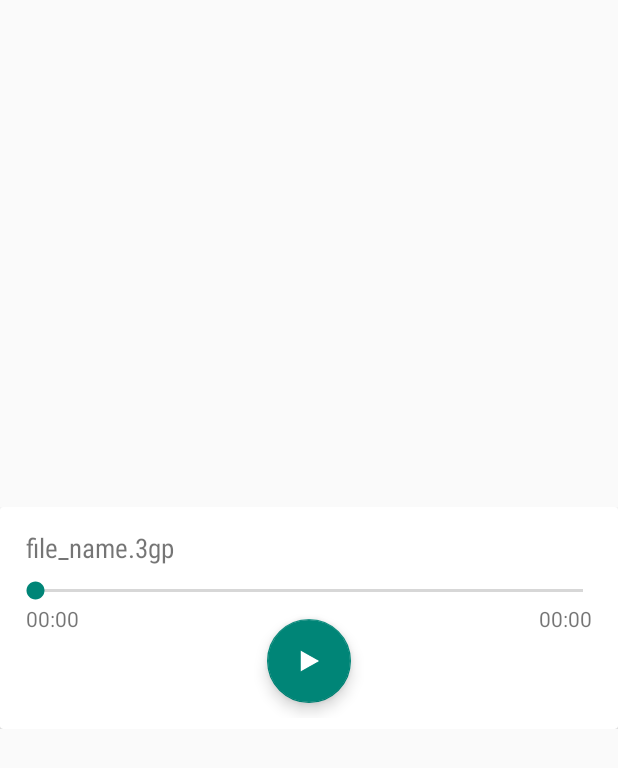
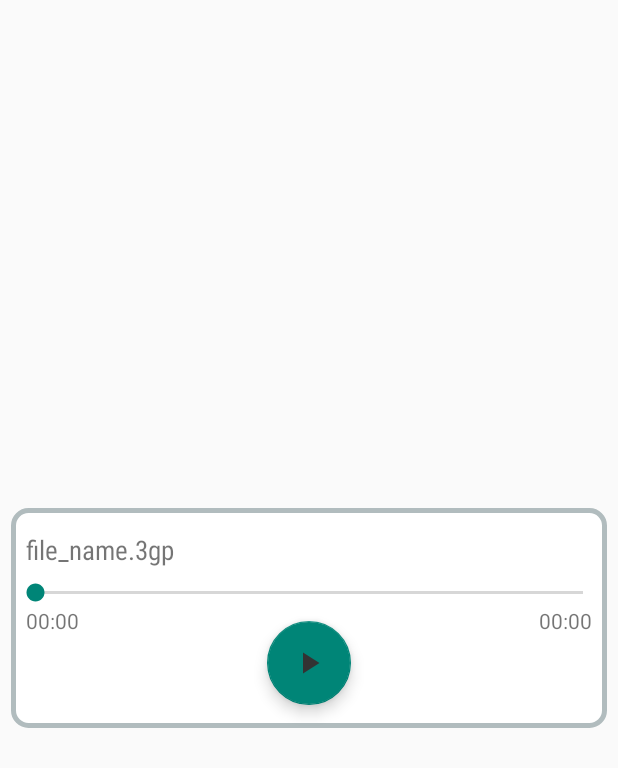
Before and after one commit to DavidPU1997/Sound_Recorder, an Android app: the layout fragment_media_playback.xml on its own in the app's theme, with its tools: preview values and no code run, on a phone screen of 412 x 824 dp. Shown: the top 768 px of the screen. Run offline under Robolectric (Android 15) with nearby library versions, the phone set to English and light mode, and no system bars; plain views replace FloatingActionButton.

Commit message:
- toolbar menu  - checkboxi  - mjbi popravljen record in play button

```diff
--- a/app/src/main/java/com/efeproductions/soundrecorder/PlaybackActivity.java
+++ b/app/src/main/java/com/efeproductions/soundrecorder/PlaybackActivity.java
@@ -21,6 +21,7 @@ import android.os.Bundle;
 import android.support.v7.widget.DefaultItemAnimator;
 import android.support.v7.widget.LinearLayoutManager;
 import android.support.v7.widget.RecyclerView;
+import android.support.v7.widget.Toolbar;
 import android.util.Log;
 import android.view.LayoutInflater;
 import android.view.Menu;
@@ -62,6 +63,10 @@ public class PlaybackActivity extends AppCompatActivity {
     public void onCreate(Bundle savedInstanceState) {
         super.onCreate(savedInstanceState);
         setContentView(R.layout.activity_playback);
+
+        Toolbar myToolbar = (Toolbar) findViewById(R.id.toolbar);
+        setSupportActionBar(myToolbar);
+
         manager = getSupportFragmentManager();
         myListViewForSongs = (ListView) findViewById(R.id.myListView);
         display();
--- /dev/null
+++ b/app/src/main/res/drawable-anydpi/ic_media_play.xml
@@ -0,0 +1,10 @@
+<vector xmlns:android="http://schemas.android.com/apk/res/android"
+    android:width="24dp"
+    android:height="24dp"
+    android:viewportWidth="24"
+    android:viewportHeight="24"
+    android:tint="#333333">
+    <path
+        android:fillColor="#FF000000"
+        android:pathData="M8,5v14l11,-7z"/>
+</vector>
--- /dev/null
+++ b/app/src/main/res/drawable/rounded_corners.xml
@@ -0,0 +1,7 @@
+<?xml version="1.0" encoding="UTF-8"?>
+<shape xmlns:android="http://schemas.android.com/apk/res/android">
+    <solid android:color="#FFFFFF"/>
+    <stroke android:width="3dp" android:color="#B1BCBE" />
+    <corners android:radius="10dp"/>
+    <padding android:left="0dp" android:top="0dp" android:right="0dp" android:bottom="0dp" />
+</shape>
--- a/app/src/main/res/layout/fragment_media_playback.xml
+++ b/app/src/main/res/layout/fragment_media_playback.xml
@@ -1,34 +1,19 @@
 <?xml version="1.0" encoding="utf-8"?>
-<RelativeLayout xmlns:android="http://schemas.android.com/apk/res/android"
+<LinearLayout xmlns:android="http://schemas.android.com/apk/res/android"
     xmlns:app="http://schemas.android.com/apk/res-auto"
-    android:orientation="vertical"
-    android:layout_gravity="center_vertical"
-    android:layout_width="fill_parent"
-    android:layout_height="wrap_content">
-
-    <android.support.v7.widget.CardView
-        xmlns:card_view="http://schemas.android.com/apk/res-auto"
-        android:id="@+id/mediaplayer_view"
-        android:layout_width="match_parent"
-        android:layout_height="wrap_content"
-        android:layout_gravity="center"
-        card_view:cardElevation="3dp"
-        android:transitionName="open_mediaplayer"
-        android:layout_alignParentTop="true"
-        android:layout_centerHorizontal="true">
-
-        <LinearLayout
     android:layout_width="match_parent"
     android:layout_height="wrap_content"
     android:layout_margin="7dp"
-            android:orientation="vertical">
+    android:orientation="vertical"
+    android:layout_gravity="center_vertical"
+    android:background="@drawable/rounded_corners">
 
     <TextView
         android:id="@+id/file_name_text_view"
         android:layout_width="match_parent"
         android:layout_height="wrap_content"
         android:layout_marginLeft="10dp"
-                android:layout_marginTop="7dp"
+        android:layout_marginTop="15dp"
         android:layout_marginBottom="7dp"
         android:text="file_name.3gp"
         android:textSize="18sp"
@@ -59,10 +44,10 @@
             android:layout_height="wrap_content"
             android:src="@drawable/ic_media_play"
             android:layout_centerHorizontal="true"
-                    android:layout_marginBottom="10dp"
+            android:layout_marginBottom="15dp"
             android:layout_marginTop="10dp"
             app:fab_colorNormal="@color/colorPrimary"
-                    app:fab_colorPressed="@color/colorPrimary"
+            app:fab_colorPressed="@color/colorPrimaryDark"
             app:fab_shadow="false"/>
 
 
@@ -79,7 +64,3 @@
     </RelativeLayout>
 
 </LinearLayout>
-
-    </android.support.v7.widget.CardView>
-
-</RelativeLayout>
--- a/app/src/main/res/values/strings.xml
+++ b/app/src/main/res/values/strings.xml
@@ -19,4 +19,5 @@
     <string name="Delete">delete</string>
     <string name="delete">Delete</string>
     <string name="rename">Rename</string>
+    <string name="deleteRecordings">DELETE</string>
 </resources>
```
Also changed, not shown: app/src/main/res/layout/activity_main.xml (+12 -12 lines), app/src/main/res/layout/list_item.xml (+17 -3 lines), app/src/main/res/layout/toolbar.xml (+4 -4 lines), app/src/main/res/menu/menu_main.xml (+12 -3 lines), app/src/main/res/values/styles.xml (+6 -1 lines), app/src/main/res/drawable-hdpi/file_red.png, app/src/main/res/drawable-hdpi/ic_media_play.png (added), app/src/main/res/drawable-mdpi/file_red.png, app/src/main/res/drawable-mdpi/ic_media_play.png (added), app/src/main/res/drawable-v24/ic_media_play.png (deleted), app/src/main/res/drawable-xhdpi/file_red.png, app/src/main/res/drawable-xhdpi/ic_media_play.png (added), app/src/main/res/drawable-xxhdpi/file_red.png, app/src/main/res/drawable-xxhdpi/ic_media_play.png (added). Lines whose indentation alone changed are shown as unchanged.
